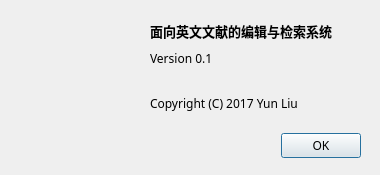
Qt form ui/src/about.ui (yunowo/data-structure) before a commit.
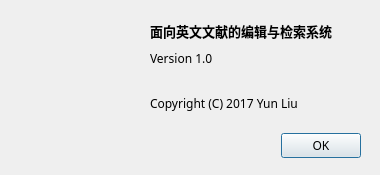
The same form after that commit. Icons and pictures are not drawn.

The edit to the form file:
```diff
--- a/ui/src/about.ui
+++ b/ui/src/about.ui
@@ -64,7 +64,7 @@
     </rect>
    </property>
    <property name="text">
-    <string>&lt;html&gt;&lt;head/&gt;&lt;body&gt;&lt;p&gt;Version 0.1&lt;br/&gt;&lt;/p&gt;&lt;p&gt;Copyright (C) 2017 Yun Liu&lt;/p&gt;&lt;/body&gt;&lt;/html&gt;</string>
+    <string>&lt;html&gt;&lt;head/&gt;&lt;body&gt;&lt;p&gt;Version 1.0&lt;br/&gt;&lt;/p&gt;&lt;p&gt;Copyright (C) 2017 Yun Liu&lt;/p&gt;&lt;/body&gt;&lt;/html&gt;</string>
    </property>
    <property name="alignment">
     <set>Qt::AlignLeading|Qt::AlignLeft|Qt::AlignTop</set>
```
